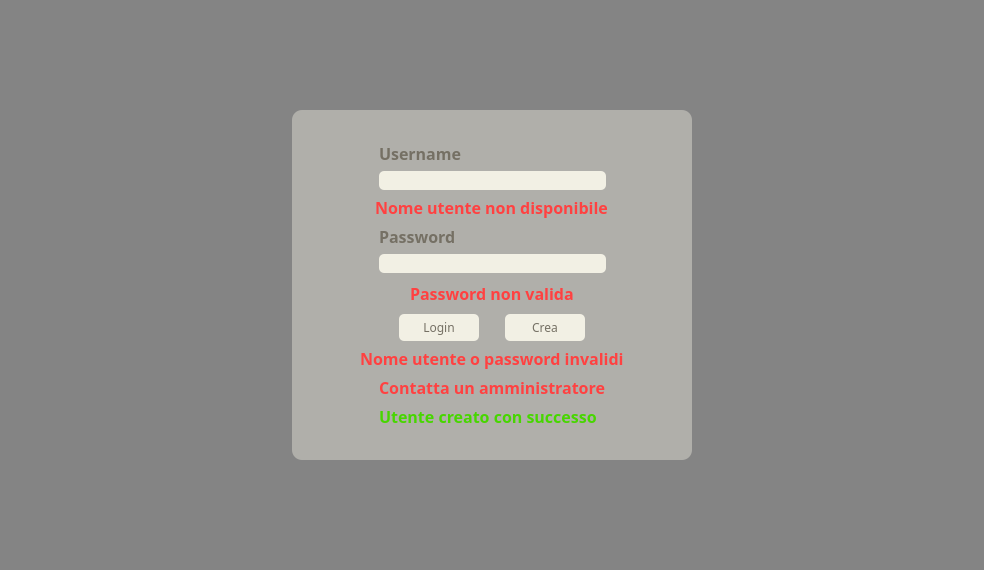
Old version of the form qmudclient/mainwindow.ui in the repository sarimisar/the-dancing-dwarf-mud.
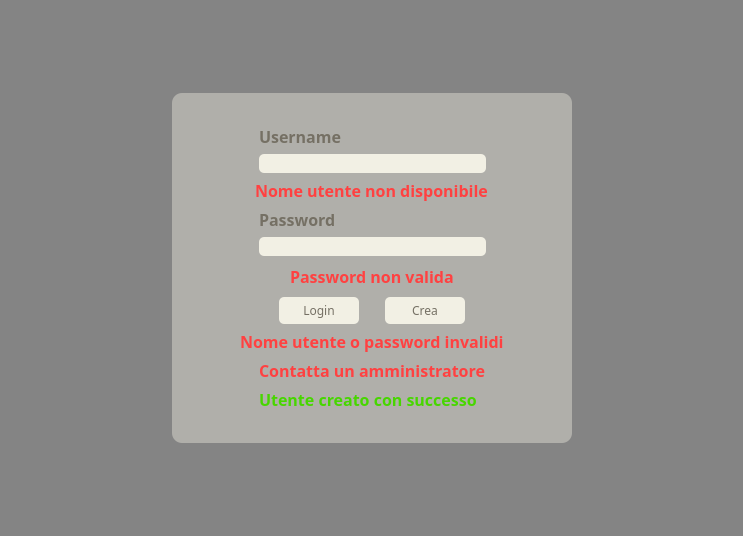
New version of the form. The open tabs and pages were chosen to show the change. Icons and pictures are not drawn. Custom widgets are drawn as their Qt base class.

Diff of the .ui file:
```diff
--- a/qmudclient/mainwindow.ui
+++ b/qmudclient/mainwindow.ui
@@ -6,8 +6,8 @@
    <rect>
     <x>0</x>
     <y>0</y>
-    <width>984</width>
-    <height>570</height>
+    <width>743</width>
+    <height>536</height>
    </rect>
   </property>
   <property name="focusPolicy">
@@ -1664,7 +1664,7 @@
              <property name="sizeHint" stdset="0">
               <size>
                <width>0</width>
-               <height>20</height>
+               <height>0</height>
               </size>
              </property>
             </spacer>
@@ -1877,7 +1877,7 @@
              </property>
              <property name="sizeHint" stdset="0">
               <size>
-               <width>20</width>
+               <width>0</width>
                <height>0</height>
               </size>
              </property>
@@ -1908,7 +1908,7 @@
              <property name="sizeHint" stdset="0">
               <size>
                <width>0</width>
-               <height>20</height>
+               <height>0</height>
               </size>
              </property>
             </spacer>
@@ -1946,7 +1946,7 @@
              </property>
              <property name="sizeHint" stdset="0">
               <size>
-               <width>20</width>
+               <width>0</width>
                <height>0</height>
               </size>
              </property>
@@ -1978,8 +1978,8 @@
           </property>
           <property name="sizeHint" stdset="0">
            <size>
-            <width>20</width>
-            <height>40</height>
+            <width>0</width>
+            <height>0</height>
            </size>
           </property>
          </spacer>
@@ -1991,8 +1991,8 @@
           </property>
           <property name="sizeHint" stdset="0">
            <size>
-            <width>40</width>
-            <height>20</height>
+            <width>0</width>
+            <height>0</height>
            </size>
           </property>
          </spacer>
@@ -2004,8 +2004,8 @@
           </property>
           <property name="sizeHint" stdset="0">
            <size>
-            <width>40</width>
-            <height>20</height>
+            <width>0</width>
+            <height>0</height>
            </size>
           </property>
          </spacer>
@@ -2017,8 +2017,8 @@
           </property>
           <property name="sizeHint" stdset="0">
            <size>
-            <width>20</width>
-            <height>40</height>
+            <width>0</width>
+            <height>0</height>
            </size>
           </property>
          </spacer>
```
Left out of the diff: 2 changed lines with no effect on the pictures.
